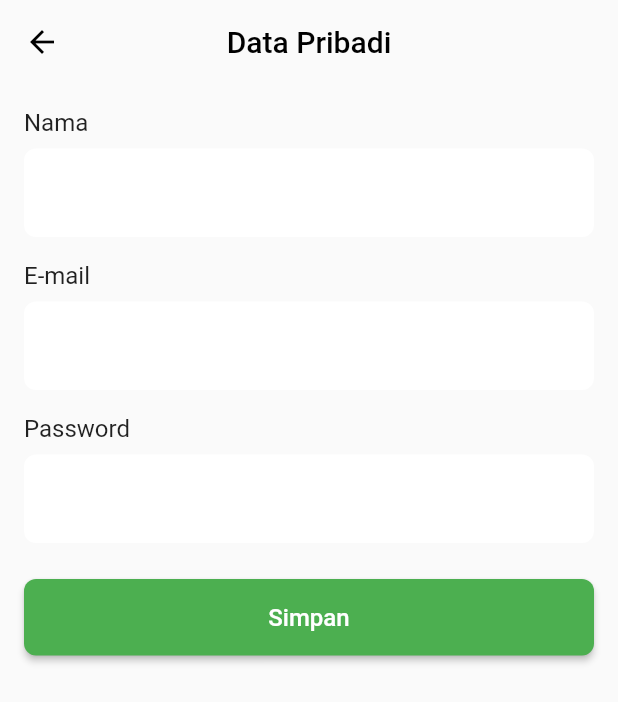
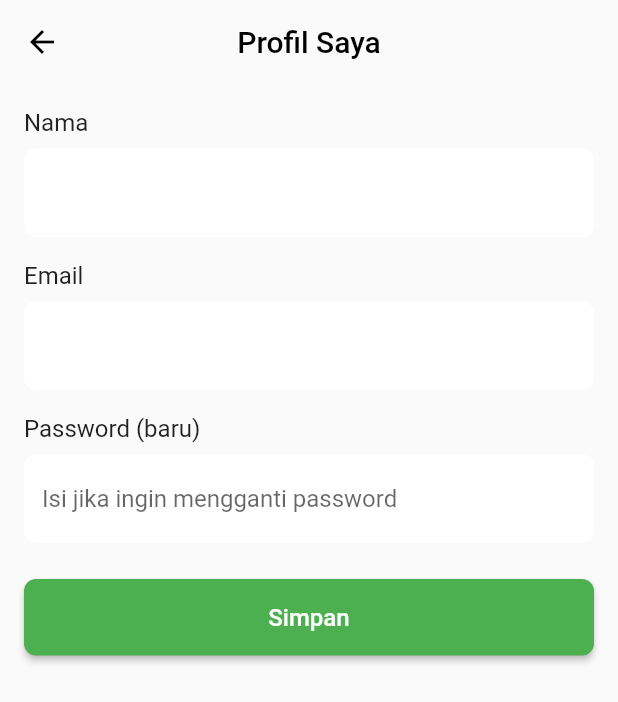
Before and after one commit to opiktaufikm/administrasi, a Flutter app: the ProfilePage screen opened directly, after a tap on "Edit", on a phone screen of 412 x 824 dp. Shown: the top 702 px of the screen. Run offline on Flutter 3.47's test engine with Material 2 defaults, Android fonts, the phone set to English and light mode, and no system bars; our stand-ins replace shared_preferences, supabase_flutter; accounts and stored records are empty.

Commit message:
perbaiki datapenyuluh

```diff
--- a/lib/account/ProfilePage.dart
+++ b/lib/account/ProfilePage.dart
@@ -12,7 +12,7 @@ class ProfilePage extends StatefulWidget {
 class _ProfilePageState extends State<ProfilePage> {
   final supabase = Supabase.instance.client;
 
-  String _userId = "";
+  String _userId = '';
   final TextEditingController _nameController = TextEditingController();
   final TextEditingController _emailController = TextEditingController();
   final TextEditingController _passwordController = TextEditingController();
@@ -25,26 +25,22 @@ class _ProfilePageState extends State<ProfilePage> {
   }
 
   Future<void> _loadUserData() async {
-    final prefs = await SharedPreferences.getInstance();
-    final userId = prefs.getString('userId');
+    final user = supabase.auth.currentUser;
 
-    if (userId != null) {
-      setState(() {
-        _userId = userId;
-      });
+    if (user != null) {
+      _userId = user.id;
 
       final response = await supabase
           .from('users')
           .select()
-          .eq('id', userId)
-          .eq('is_admin', true)
+          .eq('user_id', _userId)
           .single();
 
       if (response != null) {
         setState(() {
-          _nameController.text = response['username'] ?? "";
-          _emailController.text = response['email'] ?? "";
-          _passwordController.text = response['password'] ?? "";
+          _nameController.text = response['username'] ?? '';
+          _emailController.text = response['email'] ?? '';
+          _passwordController.text = ''; // kosongkan karena password tidak ditampilkan
         });
       }
     }
@@ -53,22 +49,30 @@ class _ProfilePageState extends State<ProfilePage> {
   Future<void> _updateUserData() async {
     if (_userId.isNotEmpty) {
       try {
-        await supabase.from('users').update({
+        final updates = {
           'username': _nameController.text.trim(),
           'email': _emailController.text.trim(),
-          'password': _passwordController.text.trim(),
-        }).eq('id', _userId);
+        };
+
+        if (_passwordController.text.trim().isNotEmpty) {
+          updates['password'] = _passwordController.text.trim(); // ⚠️ simpan hash idealnya
+        }
+
+        await supabase
+            .from('users')
+            .update(updates)
+            .eq('user_id', _userId);
 
         setState(() {
           _isEditing = false;
         });
 
         ScaffoldMessenger.of(context).showSnackBar(
-          const SnackBar(content: Text('Data berhasil diperbarui')),
+          const SnackBar(content: Text('Profil berhasil diperbarui')),
         );
       } catch (e) {
         ScaffoldMessenger.of(context).showSnackBar(
-          SnackBar(content: Text('Gagal memperbarui data: $e')),
+          SnackBar(content: Text('Gagal memperbarui profil: $e')),
         );
       }
     }
@@ -78,7 +82,7 @@ class _ProfilePageState extends State<ProfilePage> {
   Widget build(BuildContext context) {
     return Scaffold(
       appBar: AppBar(
-        title: const Text('Data Pribadi'),
+        title: const Text('Profil Saya'),
         centerTitle: true,
         backgroundColor: const Color.fromARGB(255, 250, 250, 250),
         elevation: 0,
@@ -104,7 +108,7 @@ class _ProfilePageState extends State<ProfilePage> {
               ),
             ),
             const SizedBox(height: 16),
-            const Text('E-mail', style: TextStyle(fontSize: 16)),
+            const Text('Email', style: TextStyle(fontSize: 16)),
             const SizedBox(height: 8),
             TextField(
               controller: _emailController,
@@ -119,13 +123,14 @@ class _ProfilePageState extends State<ProfilePage> {
               ),
             ),
             const SizedBox(height: 16),
-            const Text('Password', style: TextStyle(fontSize: 16)),
+            const Text('Password (baru)', style: TextStyle(fontSize: 16)),
             const SizedBox(height: 8),
             TextField(
               controller: _passwordController,
               enabled: _isEditing,
               obscureText: true,
               decoration: InputDecoration(
+                hintText: _isEditing ? 'Isi jika ingin mengganti password' : '',
                 filled: true,
                 fillColor: _isEditing ? Colors.white : Colors.grey[300],
                 border: OutlineInputBorder(
```
Also changed, not shown: lib/chat/JawabanPage.dart (+143 -0 lines), lib/chat/PertanyaanPage.dart (added, +95 -0 lines), lib/home/HomePagePenyuluh.dart (+5 -4 lines).
